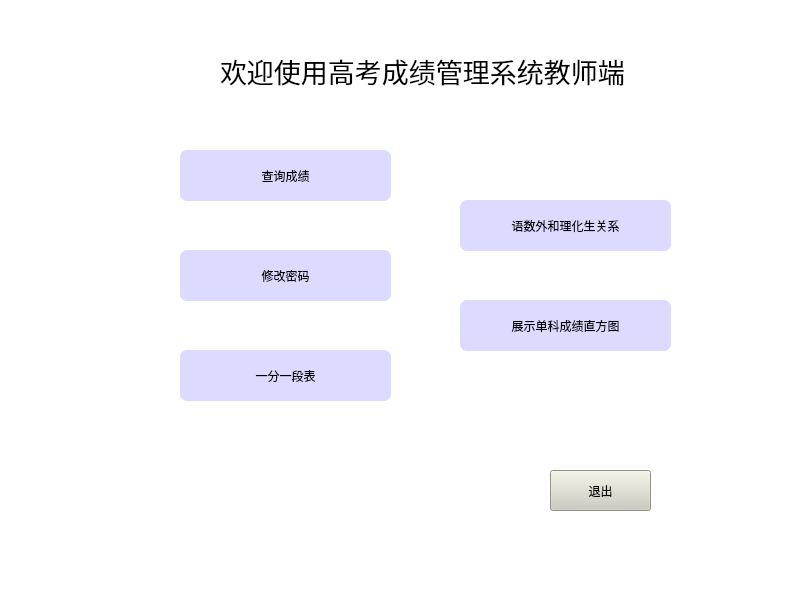
This is CODE/teacherwindow.ui in lensans/- as Qt 5 draws it before an edit. The edited form follows.
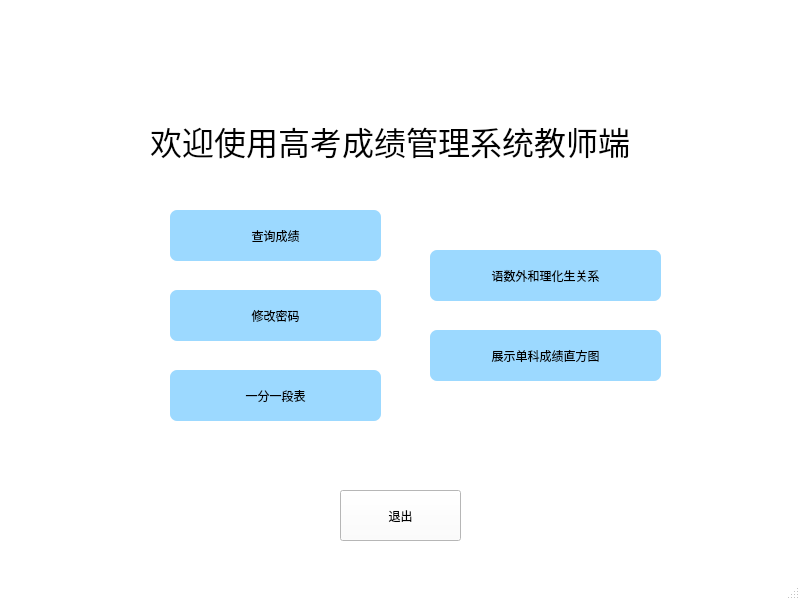
This is the edited form. Icons and pictures are not drawn.

```diff
--- a/CODE/teacherwindow.ui
+++ b/CODE/teacherwindow.ui
@@ -14,34 +14,50 @@
    <string>MainWindow</string>
   </property>
   <property name="styleSheet">
-   <string notr="true">background-color: rgb(255, 255, 255);</string>
+   <string notr="true">QMainWindow#TeacherWindow
+{
+	border-image: url(:/Desktop/pic.png);
+	background-color: rgb(255, 255, 255);
+	
+}
+</string>
   </property>
   <widget class="QWidget" name="centralwidget">
    <widget class="QWidget" name="widget" native="true">
     <property name="geometry">
      <rect>
-      <x>170</x>
-      <y>100</y>
-      <width>521</width>
-      <height>371</height>
+      <x>130</x>
+      <y>190</y>
+      <width>561</width>
+      <height>271</height>
      </rect>
     </property>
     <widget class="QPushButton" name="btn_teacher_check">
      <property name="geometry">
       <rect>
-       <x>10</x>
-       <y>50</y>
+       <x>40</x>
+       <y>20</y>
        <width>211</width>
        <height>51</height>
       </rect>
      </property>
      <property name="styleSheet">
-      <string notr="true">background-color: rgb(220, 219, 255);
-color: rgb(0,0,0);
+      <string notr="true">QMainWindow#TeacherWindow QPushButton#btn_teacher_check
+{
+	
+	background-color: rgb(156, 217, 255);
+  color: rgb(0,0,0);
 
 border:0px groove gray;border-radius:
 7px;padding:2px 4px;
-font: 16pt &quot;Candara&quot;;
+font: 18pt &quot;Candara&quot;;
+
+}
+
+QMainWindow#TeacherWindow QPushButton#btn_teacher_check:hover
+{
+	background-color: rgb(130,190, 240);
+}
 </string>
      </property>
      <property name="text">
@@ -51,19 +67,30 @@
     <widget class="QPushButton" name="btn_teacher_total_score">
      <property name="geometry">
       <rect>
-       <x>10</x>
-       <y>250</y>
+       <x>40</x>
+       <y>180</y>
        <width>211</width>
        <height>51</height>
       </rect>
      </property>
      <property name="styleSheet">
-      <string notr="true">background-color: rgb(220, 219, 255);
-color: rgb(0,0,0);
+      <string notr="true">QMainWindow#TeacherWindow QPushButton#btn_teacher_total_score
+{
+	
+	background-color: rgb(156, 217, 255);
+  color: rgb(0,0,0);
 
 border:0px groove gray;border-radius:
 7px;padding:2px 4px;
-font: 16pt &quot;Candara&quot;;
+font: 18pt &quot;Candara&quot;;
+
+}
+
+QMainWindow#TeacherWindow QPushButton#btn_teacher_total_score:hover
+{
+	background-color: rgb(130,190, 240);
+}
+
 </string>
      </property>
      <property name="text">
@@ -73,20 +100,29 @@
     <widget class="QPushButton" name="btn_teacher_subject_relation">
      <property name="geometry">
       <rect>
-       <x>290</x>
-       <y>100</y>
-       <width>211</width>
+       <x>300</x>
+       <y>60</y>
+       <width>231</width>
        <height>51</height>
       </rect>
      </property>
      <property name="styleSheet">
-      <string notr="true">background-color: rgb(220, 219, 255);
-color: rgb(0,0,0);
+      <string notr="true">QMainWindow#TeacherWindow QPushButton#btn_teacher_subject_relation
+{
+	
+	background-color: rgb(156, 217, 255);
+  color: rgb(0,0,0);
 
 border:0px groove gray;border-radius:
 7px;padding:2px 4px;
-font: 16pt &quot;Candara&quot;;
-</string>
+font: 18pt &quot;Candara&quot;;
+
+}
+
+QMainWindow#TeacherWindow QPushButton#btn_teacher_subject_relation:hover
+{
+	background-color: rgb(130,190, 240);
+}</string>
      </property>
      <property name="text">
       <string>语数外和理化生关系</string>
@@ -95,19 +131,29 @@
     <widget class="QPushButton" name="btn_teacher_single_score">
      <property name="geometry">
       <rect>
-       <x>290</x>
-       <y>200</y>
-       <width>211</width>
+       <x>300</x>
+       <y>140</y>
+       <width>231</width>
        <height>51</height>
       </rect>
      </property>
      <property name="styleSheet">
-      <string notr="true">background-color: rgb(220, 219, 255);
-color: rgb(0,0,0);
+      <string notr="true">QMainWindow#TeacherWindow QPushButton#btn_teacher_single_score
+{
+	
+	background-color: rgb(156, 217, 255);
+  color: rgb(0,0,0);
 
 border:0px groove gray;border-radius:
 7px;padding:2px 4px;
-font: 16pt &quot;Candara&quot;;
+font: 18pt &quot;Candara&quot;;
+
+}
+
+QMainWindow#TeacherWindow QPushButton#btn_teacher_single_score:hover
+{
+	background-color: rgb(130,190, 240);
+}
 </string>
      </property>
      <property name="text">
@@ -117,19 +163,29 @@
     <widget class="QPushButton" name="btn_teacher_revise_password">
      <property name="geometry">
       <rect>
-       <x>10</x>
-       <y>150</y>
+       <x>40</x>
+       <y>100</y>
        <width>211</width>
        <height>51</height>
       </rect>
      </property>
      <property name="styleSheet">
-      <string notr="true">background-color: rgb(220, 219, 255);
-color: rgb(0,0,0);
+      <string notr="true">QMainWindow#TeacherWindow QPushButton#btn_teacher_revise_password
+{
+	
+	background-color: rgb(156, 217, 255);
+  color: rgb(0,0,0);
 
 border:0px groove gray;border-radius:
 7px;padding:2px 4px;
-font: 16pt &quot;Candara&quot;;
+font: 18pt &quot;Candara&quot;;
+
+}
+
+QMainWindow#TeacherWindow QPushButton#btn_teacher_revise_password:hover
+{
+	background-color: rgb(130,190, 240);
+}
 
 </string>
      </property>
@@ -147,8 +203,8 @@
    <widget class="QLabel" name="teacher_label">
     <property name="geometry">
      <rect>
-      <x>220</x>
-      <y>50</y>
+      <x>150</x>
+      <y>120</y>
       <width>481</width>
       <height>41</height>
      </rect>
@@ -156,9 +212,12 @@
     <property name="font">
      <font>
       <family>宋体</family>
-      <pointsize>20</pointsize>
+      <pointsize>24</pointsize>
      </font>
     </property>
+    <property name="styleSheet">
+     <string notr="true">color: rgb(0, 0, 0);</string>
+    </property>
     <property name="text">
      <string>欢迎使用高考成绩管理系统教师端</string>
     </property>
@@ -166,15 +225,27 @@
    <widget class="QPushButton" name="btn_teacher_return">
     <property name="geometry">
      <rect>
-      <x>550</x>
-      <y>470</y>
-      <width>101</width>
-      <height>41</height>
+      <x>340</x>
+      <y>490</y>
+      <width>121</width>
+      <height>51</height>
      </rect>
     </property>
     <property name="styleSheet">
-     <string notr="true">font: 16pt &quot;宋体&quot;;
-background-color: rgb(204, 204, 191);</string>
+     <string notr="true">
+QMainWindow#TeacherWindow QPushButton#btn_teacher_return
+{
+   font: 18pt &quot;宋体&quot;;
+	
+	background-color: rgb(255, 255, 255);
+color: rgb(0,0,0);
+}
+
+QMainWindow#TeacherWindow QPushButton#btn_teacher_return:hover
+{
+	
+	background-color: rgb(195, 195, 195);
+}</string>
     </property>
     <property name="text">
      <string>退出</string>
```
Left out of the diff: 17 changed lines with no effect on the pictures.
